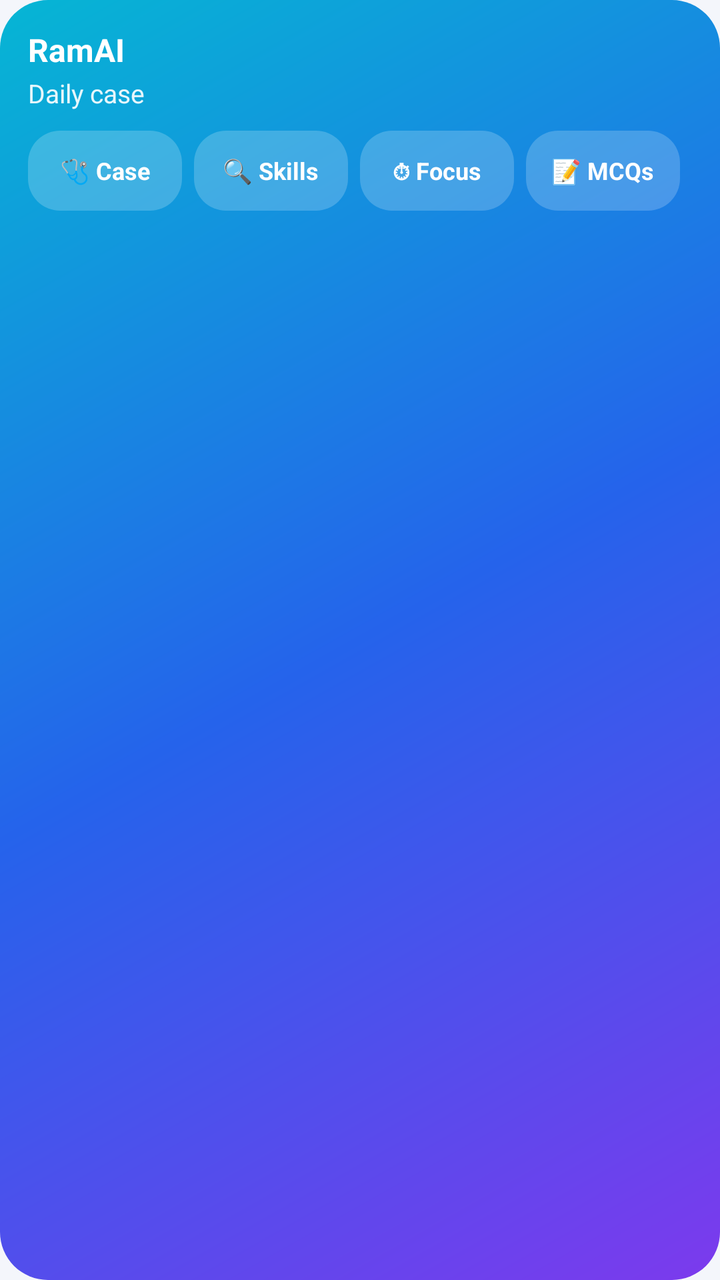
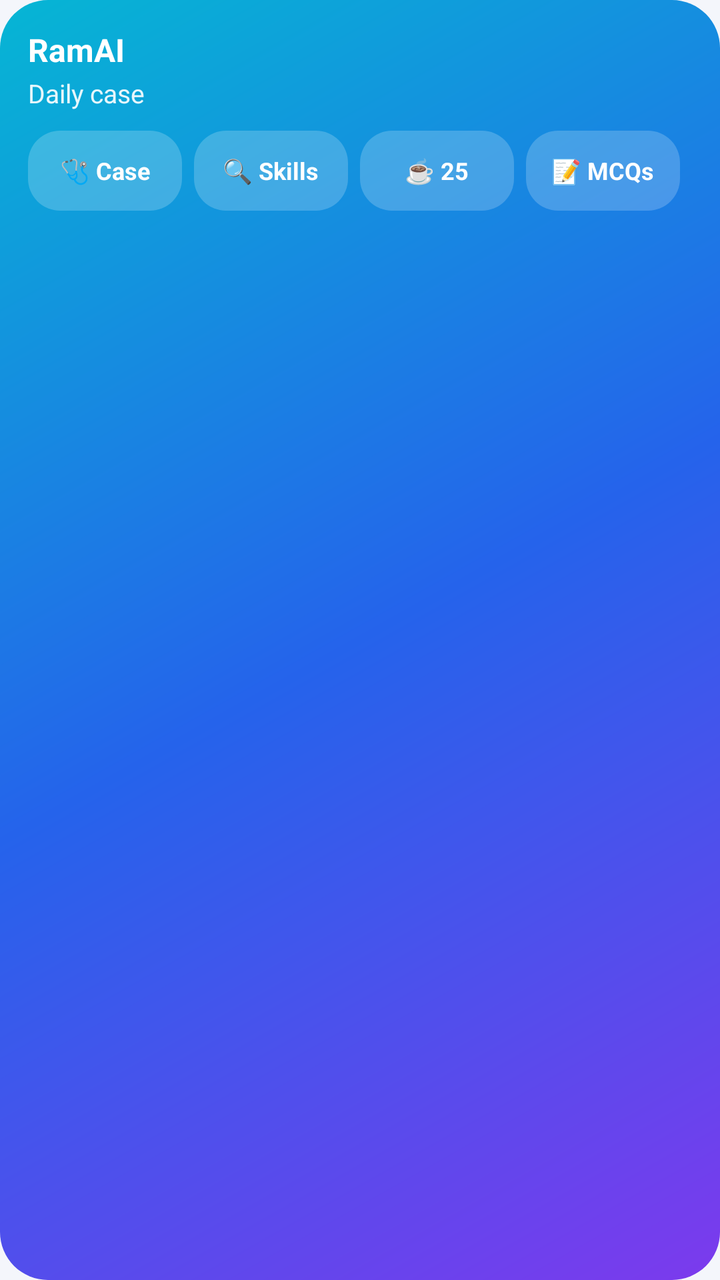

The first picture is an Android layout as it rendered before a commit; the second is the same layout after the commit. The layout source and the unified diff follow.
<!-- AndroidManifest.xml: application theme Theme.RamAI -->
<!-- res/layout/widget_ramai.xml -->
<?xml version="1.0" encoding="utf-8"?>
<LinearLayout xmlns:android="http://schemas.android.com/apk/res/android"
    android:id="@+id/widget_root"
    android:layout_width="match_parent"
    android:layout_height="match_parent"
    android:background="@drawable/widget_bg"
    android:orientation="vertical"
    android:padding="14dp">

    <TextView android:layout_width="wrap_content" android:layout_height="wrap_content" android:text="RamAI" android:textColor="#FFFFFF" android:textSize="16sp" android:textStyle="bold" />
    <TextView android:id="@+id/widget_daily" android:layout_width="wrap_content" android:layout_height="wrap_content" android:layout_marginTop="2dp" android:text="Daily case" android:textColor="#E6FFFFFF" android:textSize="13sp" />

    <LinearLayout android:layout_width="match_parent" android:layout_height="wrap_content" android:layout_marginTop="10dp" android:orientation="horizontal">
        <TextView android:id="@+id/widget_case" style="@style/WidgetChip" android:text="🩺 Case" />
        <TextView android:id="@+id/widget_skills" style="@style/WidgetChip" android:text="🔍 Skills" />
        <TextView android:id="@+id/widget_focus" style="@style/WidgetChip" android:text="⏱ Focus" />
        <TextView android:id="@+id/widget_exams" style="@style/WidgetChip" android:text="📝 MCQs" />
    </LinearLayout>
</LinearLayout>
<!-- resources referenced by this layout -->
<resources>
  <!-- drawable widget_bg (drawable) -->
  <?xml version="1.0" encoding="utf-8"?>
  <shape xmlns:android="http://schemas.android.com/apk/res/android" android:shape="rectangle">
      <gradient android:angle="135" android:startColor="#7C3AED" android:centerColor="#2563EB" android:endColor="#06B6D4" />
      <corners android:radius="24dp" />
  </shape>
  <style name="WidgetChip">
          <item name="android:layout_width">0dp</item>
          <item name="android:layout_height">40dp</item>
          <item name="android:layout_weight">1</item>
          <item name="android:layout_marginEnd">6dp</item>
          <item name="android:background">@drawable/widget_chip</item>
          <item name="android:gravity">center</item>
          <item name="android:textColor">#FFFFFF</item>
          <item name="android:textSize">12sp</item>
          <item name="android:textStyle">bold</item>
          <item name="android:maxLines">1</item>
      </style>
  <style name="Theme.RamAI" parent="android:Theme.Material.Light.NoActionBar">
          <item name="android:windowBackground">@color/background</item>
          <item name="android:statusBarColor">@color/background</item>
          <item name="android:navigationBarColor">@color/background</item>
          <item name="android:windowLightStatusBar">true</item>
      </style>
  <!-- drawable widget_chip (drawable) -->
  <?xml version="1.0" encoding="utf-8"?>
  <shape xmlns:android="http://schemas.android.com/apk/res/android" android:shape="rectangle">
      <solid android:color="#33FFFFFF" />
      <corners android:radius="16dp" />
  </shape>
  <color name="background">#F4F6FB</color>
</resources>

<!-- the commit's change to res/layout/widget_ramai.xml (unified diff, before → after) -->
@@ -8,12 +8,13 @@
     android:padding="14dp">
 
     <TextView android:layout_width="wrap_content" android:layout_height="wrap_content" android:text="RamAI" android:textColor="#FFFFFF" android:textSize="16sp" android:textStyle="bold" />
+    <Chronometer android:id="@+id/widget_timer" android:layout_width="wrap_content" android:layout_height="wrap_content" android:layout_marginTop="2dp" android:textColor="#FFFFFF" android:textSize="22sp" android:textStyle="bold" android:visibility="gone" />
     <TextView android:id="@+id/widget_daily" android:layout_width="wrap_content" android:layout_height="wrap_content" android:layout_marginTop="2dp" android:text="Daily case" android:textColor="#E6FFFFFF" android:textSize="13sp" />
 
     <LinearLayout android:layout_width="match_parent" android:layout_height="wrap_content" android:layout_marginTop="10dp" android:orientation="horizontal">
         <TextView android:id="@+id/widget_case" style="@style/WidgetChip" android:text="🩺 Case" />
         <TextView android:id="@+id/widget_skills" style="@style/WidgetChip" android:text="🔍 Skills" />
-        <TextView android:id="@+id/widget_focus" style="@style/WidgetChip" android:text="⏱ Focus" />
+        <TextView android:id="@+id/widget_focus" style="@style/WidgetChip" android:text="☕ 25" />
         <TextView android:id="@+id/widget_exams" style="@style/WidgetChip" android:text="📝 MCQs" />
     </LinearLayout>
 </LinearLayout>
